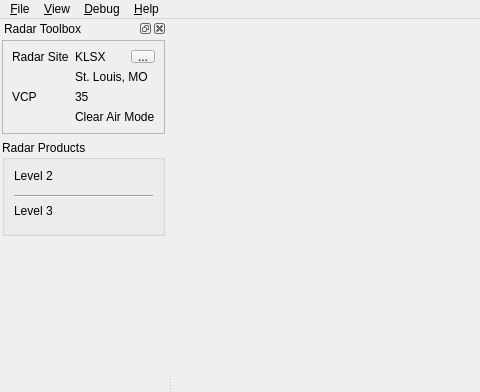
Before: the Qt Designer form scwx-qt/source/scwx/qt/main/main_window.ui in dpaulat/supercell-wx, drawn with Qt 5; both pictures show x 0 to 480 and y 0 to 392 of the 1024 by 768 pixel window.
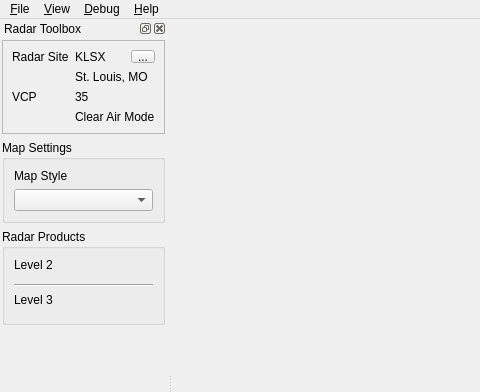
After: the same form once the commit is applied. Icons and pictures are not drawn.

Commit message: Add map style combo box

Diff of the .ui file:
```diff
--- a/scwx-qt/source/scwx/qt/main/main_window.ui
+++ b/scwx-qt/source/scwx/qt/main/main_window.ui
@@ -184,6 +184,25 @@
        </layout>
       </widget>
      </item>
+     <item>
+      <widget class="QGroupBox" name="mapSettingsGroupBox">
+       <property name="title">
+        <string>Map Settings</string>
+       </property>
+       <layout class="QVBoxLayout" name="verticalLayout_5">
+        <item>
+         <widget class="QLabel" name="mapStyleLabel">
+          <property name="text">
+           <string>Map Style</string>
+          </property>
+         </widget>
+        </item>
+        <item>
+         <widget class="QComboBox" name="mapStyleComboBox"/>
+        </item>
+       </layout>
+      </widget>
+     </item>
      <item>
       <widget class="QGroupBox" name="radarProductGroupBox">
        <property name="title">
```
The commit also changes 3 other files.
